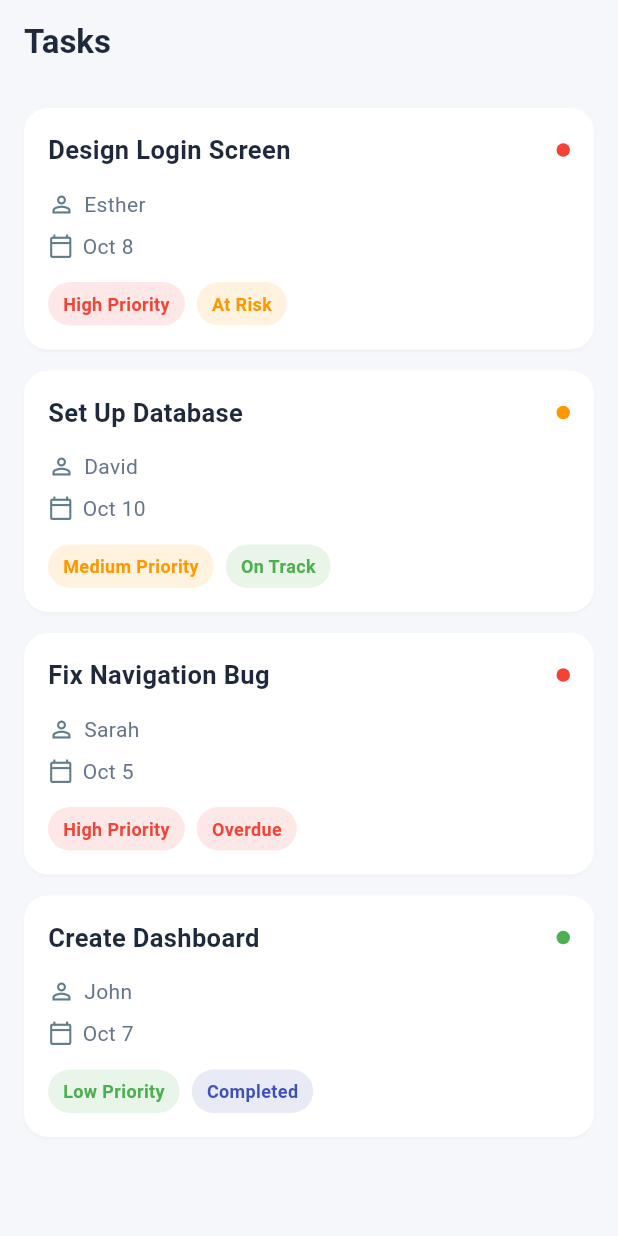
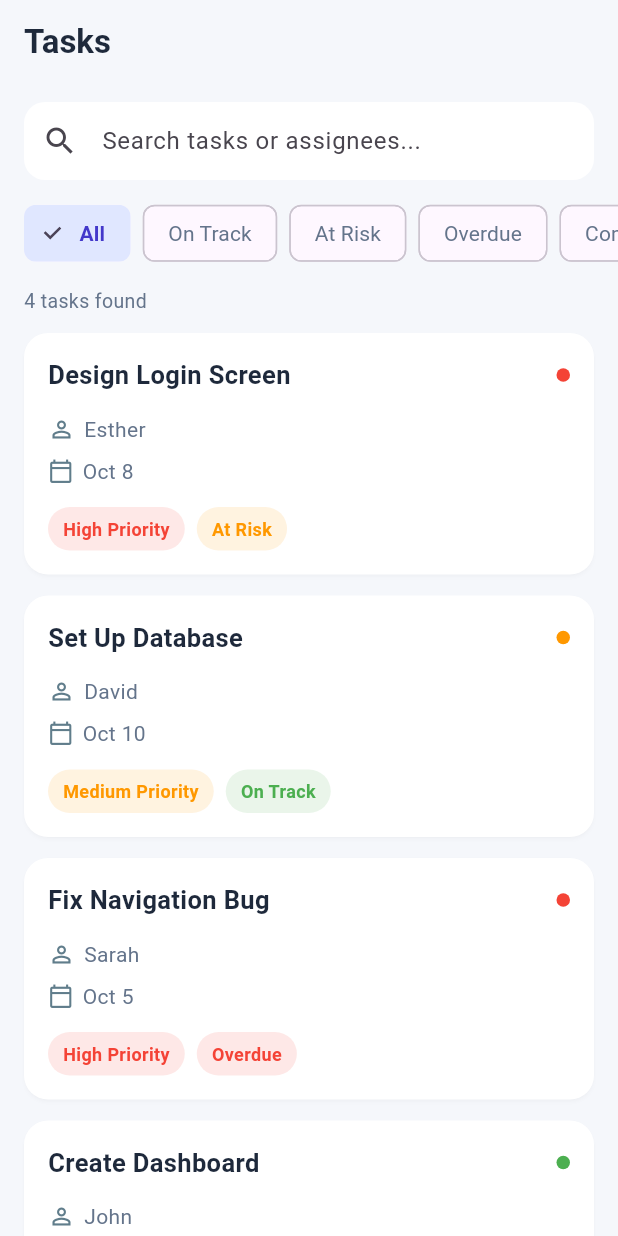
Before and after one commit to EKIRABO/flutter-sla-task-tracker, a Flutter app: the screen it shows after launch, on a phone screen of 412 x 824 dp. Run offline on Flutter 3.47's test engine with Material 3 defaults, Android fonts, the phone set to English and light mode, and no system bars.

Commit message:
add search tasks

```diff
--- a/lib/screens/task_list_screen.dart
+++ b/lib/screens/task_list_screen.dart
@@ -3,10 +3,18 @@ import 'package:flutter/material.dart';
 import '../widgets/task_card.dart';
 import 'task_details_screen.dart';
 
-class TaskListScreen extends StatelessWidget {
+class TaskListScreen extends StatefulWidget {
   const TaskListScreen({super.key});
 
-  // Temporary data until we connect the SQLite database.
+  @override
+  State<TaskListScreen> createState() => _TaskListScreenState();
+}
+
+class _TaskListScreenState extends State<TaskListScreen> {
+  String searchQuery = '';
+  String selectedFilter = 'All';
+
+  // Temporary data until SQLite is integrated.
   static const List<Map<String, String>> tasks = [
     {
       'title': 'Design Login Screen',
@@ -46,8 +54,31 @@ class TaskListScreen extends StatelessWidget {
     },
   ];
 
+  final List<String> filters = [
+    'All',
+    'On Track',
+    'At Risk',
+    'Overdue',
+    'Completed',
+  ];
+
   @override
   Widget build(BuildContext context) {
+    // Only show tasks matching both search and selected SLA filter.
+    final filteredTasks = tasks.where((task) {
+      final title = task['title']!.toLowerCase();
+      final assignee = task['assignee']!.toLowerCase();
+
+      final matchesSearch =
+          title.contains(searchQuery.toLowerCase()) ||
+          assignee.contains(searchQuery.toLowerCase());
+
+      final matchesFilter =
+          selectedFilter == 'All' || task['sla'] == selectedFilter;
+
+      return matchesSearch && matchesFilter;
+    }).toList();
+
     return Scaffold(
       backgroundColor: const Color(0xFFF5F7FB),
       appBar: AppBar(
@@ -60,11 +91,117 @@ class TaskListScreen extends StatelessWidget {
         ),
         backgroundColor: const Color(0xFFF5F7FB),
       ),
-      body: ListView.builder(
-        padding: const EdgeInsets.all(16),
-        itemCount: tasks.length,
+
+      body: Column(
+        children: [
+          // Search bar
+          Padding(
+            padding: const EdgeInsets.fromLTRB(16, 12, 16, 8),
+            child: TextField(
+              onChanged: (value) {
+                setState(() {
+                  searchQuery = value;
+                });
+              },
+              decoration: InputDecoration(
+                hintText: 'Search tasks or assignees...',
+                prefixIcon: const Icon(Icons.search),
+                filled: true,
+                fillColor: Colors.white,
+                contentPadding: const EdgeInsets.symmetric(
+                  vertical: 14,
+                  horizontal: 16,
+                ),
+                border: OutlineInputBorder(
+                  borderRadius: BorderRadius.circular(14),
+                  borderSide: BorderSide.none,
+                ),
+              ),
+            ),
+          ),
+
+          // SLA filter chips
+          SizedBox(
+            height: 55,
+            child: ListView(
+              scrollDirection: Axis.horizontal,
+              padding: const EdgeInsets.symmetric(horizontal: 16),
+              children: filters.map((filter) {
+                final isSelected = selectedFilter == filter;
+
+                return Padding(
+                  padding: const EdgeInsets.only(right: 8),
+                  child: ChoiceChip(
+                    label: Text(filter),
+                    selected: isSelected,
+                    selectedColor: const Color(0xFFE0E7FF),
+                    labelStyle: TextStyle(
+                      color: isSelected
+                          ? const Color(0xFF4338CA)
+                          : const Color(0xFF64748B),
+                      fontWeight: isSelected
+                          ? FontWeight.bold
+                          : FontWeight.normal,
+                    ),
+                    onSelected: (_) {
+                      setState(() {
+                        selectedFilter = filter;
+                      });
+                    },
+                  ),
+                );
+              }).toList(),
+            ),
+          ),
+
+          // Number of matching tasks
+          Padding(
+            padding: const EdgeInsets.fromLTRB(16, 8, 16, 12),
+            child: Align(
+              alignment: Alignment.centerLeft,
+              child: Text(
+                '${filteredTasks.length} tasks found',
+                style: const TextStyle(
+                  color: Color(0xFF64748B),
+                  fontSize: 13,
+                ),
+              ),
+            ),
+          ),
+
+          // Task list or empty state
+          Expanded(
+            child: filteredTasks.isEmpty
+                ? const Center(
+                    child: Column(
+                      mainAxisAlignment: MainAxisAlignment.center,
+                      children: [
+                        Icon(
+                          Icons.search_off,
+                          size: 50,
+                          color: Colors.blueGrey,
+                        ),
+                        SizedBox(height: 12),
+                        Text(
+                          'No tasks found',
+                          style: TextStyle(
+                            fontSize: 17,
+                            fontWeight: FontWeight.w600,
+                          ),
+                        ),
+                        SizedBox(height: 6),
+                        Text(
+                          'Try a different search or filter.',
+                          style: TextStyle(color: Colors.blueGrey),
+                        ),
+                      ],
+                    ),
+                  )
+                : ListView.builder(
+                    padding: const EdgeInsets.symmetric(horizontal: 16),
+                    itemCount: filteredTasks.length,
                     itemBuilder: (context, index) {
-          final task = tasks[index];
+                      final task = filteredTasks[index];
 
                       return TaskCard(
                         title: task['title']!,
@@ -91,6 +228,9 @@ class TaskListScreen extends StatelessWidget {
                       );
                     },
                   ),
+          ),
+        ],
+      ),
     );
   }
 }
```
Lines whose indentation alone changed are shown as unchanged.
